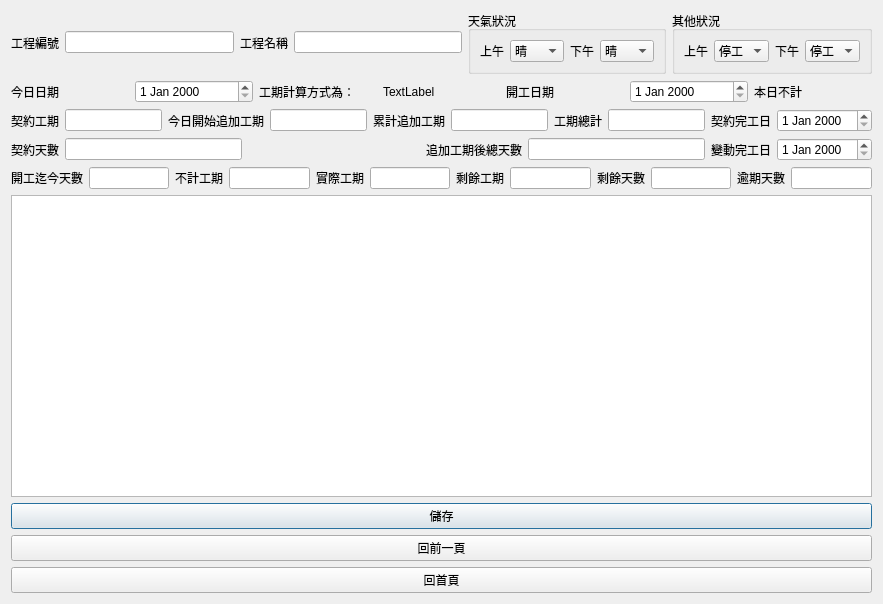
Before: the Qt Designer form Python/QtDailyReportPerDayDialog.ui in foxking0416/HuachunDailyReport2024, drawn with Qt 5.
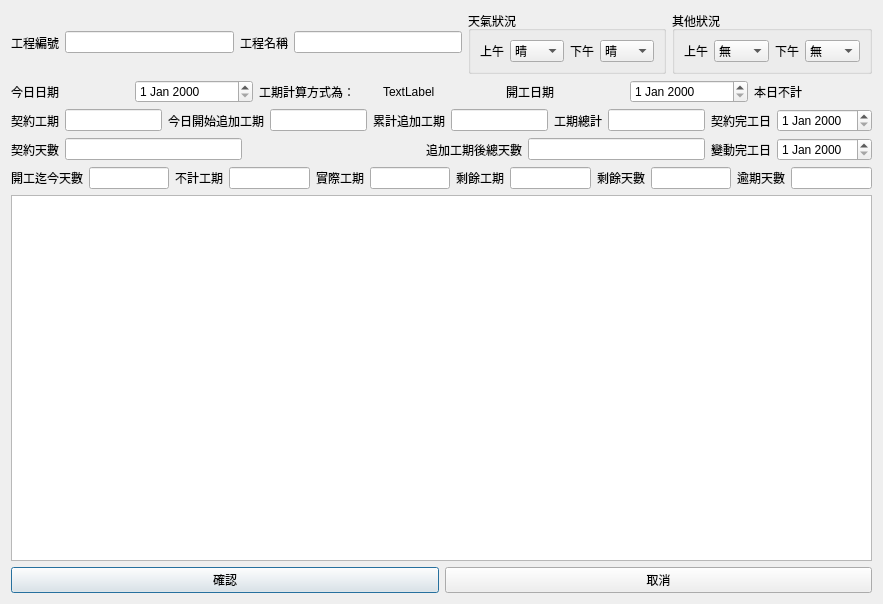
After: the same form once the commit is applied.

Commit message: 可以存讀 DailyReport 的資料

What changed in the file:
```diff
--- a/Python/QtDailyReportPerDayDialog.ui
+++ b/Python/QtDailyReportPerDayDialog.ui
@@ -151,7 +151,12 @@
          </widget>
         </item>
         <item>
-         <widget class="QComboBox" name="comboBox_3">
+         <widget class="QComboBox" name="qtMorningHumanComboBox">
+          <item>
+           <property name="text">
+            <string>無</string>
+           </property>
+          </item>
           <item>
            <property name="text">
             <string>停工</string>
@@ -177,7 +182,12 @@
          </widget>
         </item>
         <item>
-         <widget class="QComboBox" name="comboBox_4">
+         <widget class="QComboBox" name="qtAfternoonHumanComboBox">
+          <item>
+           <property name="text">
+            <string>無</string>
+           </property>
+          </item>
           <item>
            <property name="text">
             <string>停工</string>
@@ -414,25 +424,22 @@
     <widget class="QTextEdit" name="textEdit"/>
    </item>
    <item>
-    <widget class="QPushButton" name="pushButton_2">
-     <property name="text">
-      <string>儲存</string>
-     </property>
-    </widget>
-   </item>
+    <layout class="QHBoxLayout" name="horizontalLayout_8">
    <item>
-    <widget class="QPushButton" name="pushButton_3">
+      <widget class="QPushButton" name="qtOkPushButton">
      <property name="text">
-      <string>回前一頁</string>
+        <string>確認</string>
      </property>
     </widget>
    </item>
    <item>
-    <widget class="QPushButton" name="pushButton">
+      <widget class="QPushButton" name="qtCancelPushButton">
      <property name="text">
-      <string>回首頁</string>
-     </property>
-    </widget>
+        <string>取消</string>
+       </property>
+      </widget>
+     </item>
+    </layout>
    </item>
   </layout>
  </widget>
```
Left out of the diff: 12 changed lines with no effect on the pictures. Lines whose indentation alone changed are shown as unchanged. The commit also changes 5 other files.
